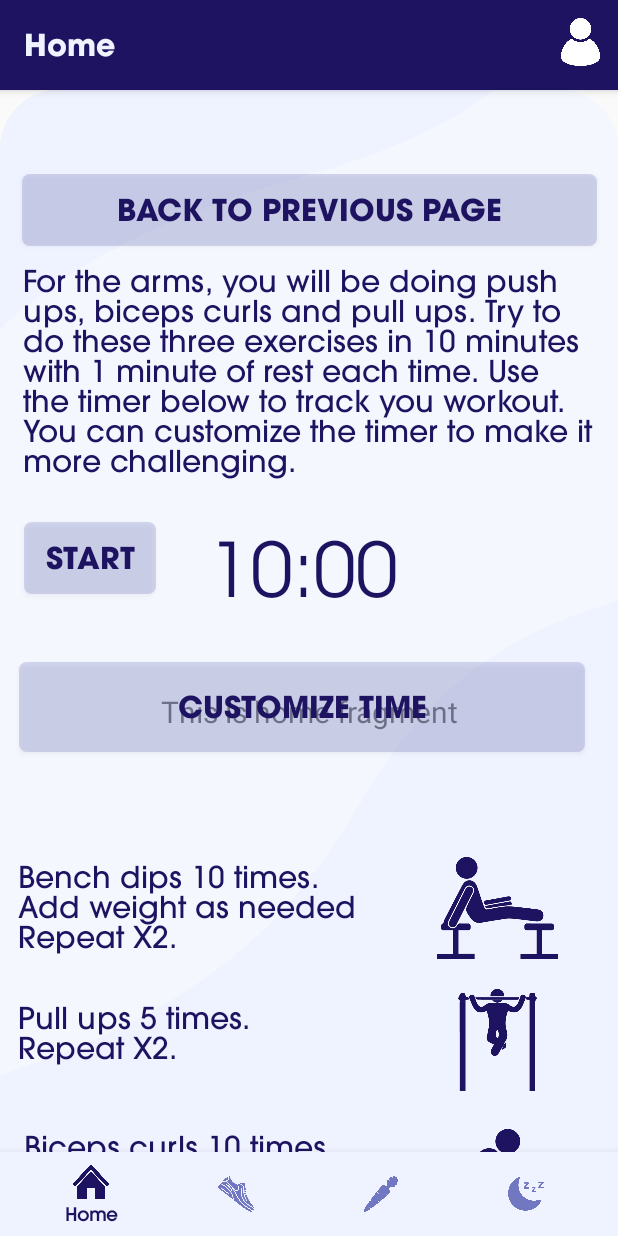
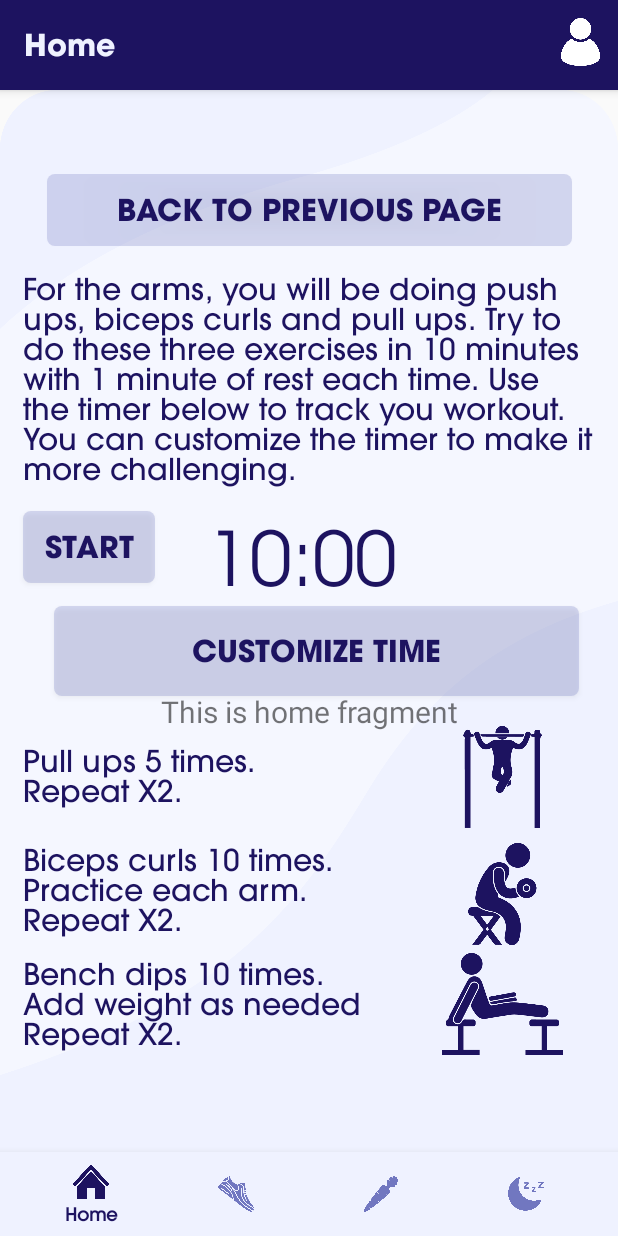
Before and after one commit to agolikov28/WholeTrack, an Android app: the fragment ArmFragment placed in its activity, on a phone screen of 412 x 824 dp. Run offline under Robolectric (Android 15) with nearby library versions, the light colour scheme and no system bars; our stand-ins replace navigation-ui.

Commit message:
fixed everyones xmls again.

```diff
--- a/app/src/main/java/com/example/wholetrack/ui/exercise/ArmFragment.java
+++ b/app/src/main/java/com/example/wholetrack/ui/exercise/ArmFragment.java
@@ -55,8 +55,8 @@ public class ArmFragment extends Fragment {
         startb = binding.startb;
         resetb = binding.resetb;
         costumeb = binding.customtimer;
-        entertb = binding.entercostumetime;
-        newtime = binding.timecostumeEdit;
+        entertb = binding.entercustomtime;
+        newtime = binding.timecustomEdit;
 
 
         startb.setOnClickListener(new View.OnClickListener() {
--- a/app/src/main/java/com/example/wholetrack/ui/exercise/CardioFragment.java
+++ b/app/src/main/java/com/example/wholetrack/ui/exercise/CardioFragment.java
@@ -51,8 +51,8 @@ public class CardioFragment extends Fragment {
         startb = binding.startb;
         resetb = binding.resetb;
         costumeb = binding.customtimer;
-        entertb = binding.entercostumetime;
-        newtime = binding.timecostumeEdit;
+        entertb = binding.entercustomtime;
+        newtime = binding.timecustomEdit;
 
         startb.setOnClickListener(new View.OnClickListener() {
             @Override
--- a/app/src/main/java/com/example/wholetrack/ui/exercise/ChestFragment.java
+++ b/app/src/main/java/com/example/wholetrack/ui/exercise/ChestFragment.java
@@ -55,8 +55,8 @@ public class ChestFragment extends Fragment {
         startb = binding.startb;
         resetb = binding.resetb;
         costumeb = binding.customtimer;
-        entertb = binding.entercostumetime;
-        newtime = binding.timecostumeEdit;
+        entertb = binding.entercustomtime;
+        newtime = binding.timecustomEdit;
 
 
         startb.setOnClickListener(new View.OnClickListener() {
--- a/app/src/main/java/com/example/wholetrack/ui/exercise/LegsFragment.java
+++ b/app/src/main/java/com/example/wholetrack/ui/exercise/LegsFragment.java
@@ -53,8 +53,8 @@ public class LegsFragment extends Fragment {
         startb = binding.startb;
         resetb = binding.resetb;
         costumeb = binding.customtimer;
-        entertb = binding.entercostumetime;
-        newtime = binding.timecostumeEdit;
+        entertb = binding.entercustomtime;
+        newtime = binding.timecustomEdit;
 
 
         startb.setOnClickListener(new View.OnClickListener() {
--- a/app/src/main/res/layout/fragment_arm.xml
+++ b/app/src/main/res/layout/fragment_arm.xml
@@ -1,10 +1,10 @@
 <?xml version="1.0" encoding="utf-8"?>
-<RelativeLayout xmlns:android="http://schemas.android.com/apk/res/android"
+<androidx.constraintlayout.widget.ConstraintLayout xmlns:android="http://schemas.android.com/apk/res/android"
     xmlns:app="http://schemas.android.com/apk/res-auto"
     xmlns:tools="http://schemas.android.com/tools"
     android:layout_width="match_parent"
     android:layout_height="match_parent"
-    tools:context=".ui.exercise.ArmFragment">
+    tools:context=".ui.exercise.ChestFragment">
 
     <ScrollView
         android:layout_width="match_parent"
@@ -12,36 +12,19 @@
 
         <LinearLayout
             android:layout_width="match_parent"
-            android:layout_height="wrap_content"
+            android:layout_height="match_parent"
             android:orientation="vertical">
 
             <androidx.constraintlayout.widget.ConstraintLayout
                 android:layout_width="match_parent"
-                android:layout_height="700dp">
-
-                <TextView
-                    android:id="@+id/timeview"
-                    android:layout_width="wrap_content"
-                    android:layout_height="wrap_content"
-                    android:layout_alignParentTop="true"
-                    android:layout_marginTop="28dp"
-                    android:text="00:00"
-                    android:textSize="50sp"
-                    android:fontFamily="@font/avant_book"
-                    android:textColor="@color/darkPurple"
-
-                    app:layout_constraintEnd_toStartOf="@+id/resetb"
-                    app:layout_constraintHorizontal_bias="0.477"
-                    app:layout_constraintStart_toEndOf="@+id/startb"
-                    app:layout_constraintTop_toBottomOf="@+id/textView5" />
+                android:layout_height="match_parent">
 
                 <Button
                     android:id="@+id/startb"
                     android:layout_width="wrap_content"
                     android:layout_height="wrap_content"
                     android:layout_alignParentStart="true"
-                    android:layout_marginStart="16dp"
-                    android:layout_marginTop="28dp"
+                    android:layout_marginStart="15dp"
                     android:background="@drawable/rect"
                     android:backgroundTint="@color/lightPurple"
                     android:fontFamily="@font/avant_bold"
@@ -50,31 +33,11 @@
                     android:textColor="@color/darkPurple"
                     android:textSize="20dp"
                     app:layout_constraintStart_toStartOf="parent"
-                    app:layout_constraintTop_toBottomOf="@+id/textView5" />
-
-                <Button
-                    android:id="@+id/resetb"
-                    android:layout_width="wrap_content"
-                    android:layout_height="wrap_content"
-                    android:layout_alignParentTop="true"
-                    android:layout_alignParentEnd="true"
-                    android:layout_marginTop="28dp"
-                    android:layout_marginEnd="20dp"
-                    android:background="@drawable/rect"
-                    android:backgroundTint="@color/lightPurple"
-                    android:fontFamily="@font/avant_bold"
-                    android:padding="8dp"
-                    android:text="Reset"
-                    android:textColor="@color/darkPurple"
-                    android:textSize="20dp"
-                    android:visibility="invisible"
-                    app:layout_constraintEnd_toEndOf="parent"
-                    app:layout_constraintTop_toBottomOf="@+id/textView5"
-                    tools:visibility="visible" />
+                    app:layout_constraintTop_toBottomOf="@+id/textView" />
 
                 <Button
                     android:id="@+id/goingback"
-                    android:layout_width="383dp"
+                    android:layout_width="350dp"
                     android:layout_height="wrap_content"
                     android:layout_alignParentStart="true"
                     android:layout_alignParentTop="true"
@@ -89,29 +52,61 @@
                     app:layout_constraintStart_toStartOf="parent"
                     app:layout_constraintTop_toTopOf="parent" />
 
-                <TextView
-                    android:id="@+id/textView2"
-                    android:layout_width="229dp"
+                <Button
+                    android:id="@+id/resetb"
+                    android:layout_width="wrap_content"
                     android:layout_height="wrap_content"
-                    android:layout_below="@+id/textView3"
-                    android:layout_alignParentStart="true"
-                    android:layout_marginStart="12dp"
-                    android:layout_marginLeft="10dp"
-                    android:layout_marginTop="70dp"
-                    android:fontFamily="@font/avant_med"
-                    android:text="Bench dips 10 times.\nAdd weight as needed\nRepeat X2."
+                    android:layout_alignParentTop="true"
+                    android:layout_alignParentEnd="true"
+                    android:layout_marginEnd="20dp"
+                    android:background="@drawable/rect"
+                    android:backgroundTint="@color/lightPurple"
+                    android:fontFamily="@font/avant_bold"
+                    android:padding="8dp"
+                    android:text="Reset"
                     android:textColor="@color/darkPurple"
                     android:textSize="20dp"
+                    android:visibility="invisible"
+                    app:layout_constraintEnd_toEndOf="parent"
+                    app:layout_constraintTop_toBottomOf="@+id/textView"
+                    tools:visibility="visible" />
+
+                <TextView
+                    android:id="@+id/textView"
+                    android:layout_width="match_parent"
+                    android:layout_height="wrap_content"
+                    android:layout_alignParentStart="true"
+                    android:fontFamily="@font/avant_med"
+                    android:text="For the arms, you will be doing push ups, biceps curls and pull ups. Try to do these three exercises in 10 minutes
+with 1 minute of rest each time. Use the timer below to track you workout. You can
+customize the timer to make it more challenging."
+                    android:textColor="@color/darkPurple"
+                    android:textSize="20dp"
+                    android:padding="15dp"
                     app:layout_constraintStart_toStartOf="parent"
-                    app:layout_constraintTop_toBottomOf="@+id/customtimer" />
+                    app:layout_constraintTop_toBottomOf="@+id/goingback" />
+
+                <TextView
+                    android:id="@+id/timeview"
+                    android:layout_width="wrap_content"
+                    android:layout_height="wrap_content"
+                    android:layout_alignParentTop="true"
+                    android:fontFamily="@font/avant_book"
+                    android:text="00:00"
+                    android:textColor="@color/darkPurple"
+                    android:textSize="50sp"
+
+                    app:layout_constraintEnd_toStartOf="@+id/resetb"
+                    app:layout_constraintHorizontal_bias="0.477"
+                    app:layout_constraintStart_toEndOf="@+id/startb"
+                    app:layout_constraintTop_toBottomOf="@+id/textView" />
 
                 <Button
                     android:id="@+id/customtimer"
-                    android:layout_width="377dp"
+                    android:layout_width="350dp"
                     android:layout_height="60dp"
                     android:layout_below="@+id/timeview"
                     android:layout_alignParentEnd="true"
-                    android:layout_marginTop="30dp"
                     android:layout_marginEnd="20dp"
                     android:background="@drawable/rect"
                     android:backgroundTint="@color/lightPurple"
@@ -125,64 +120,13 @@
                     app:layout_constraintStart_toStartOf="parent"
                     app:layout_constraintTop_toBottomOf="@+id/timeview" />
 
-                <TextView
-                    android:id="@+id/textView3"
-                    android:layout_width="229dp"
-                    android:layout_height="wrap_content"
-                    android:layout_below="@+id/customtimer"
-                    android:layout_alignParentStart="true"
-                    android:layout_marginStart="12dp"
-                    android:layout_marginLeft="10dp"
-                    android:layout_marginTop="28dp"
-                    android:fontFamily="@font/avant_med"
-                    android:text="Pull ups 5 times.\nRepeat X2."
-                    android:textColor="@color/darkPurple"
-                    android:textSize="20dp"
-                    app:layout_constraintStart_toStartOf="parent"
-                    app:layout_constraintTop_toBottomOf="@+id/textView2" />
-
-                <TextView
-                    android:id="@+id/textView4"
-                    android:layout_width="222dp"
-                    android:layout_height="wrap_content"
-                    android:layout_below="@+id/textView2"
-                    android:layout_alignParentStart="true"
-                    android:layout_marginStart="16dp"
-                    android:layout_marginLeft="10dp"
-                    android:layout_marginTop="40dp"
-                    android:fontFamily="@font/avant_med"
-                    android:text="Biceps curls 10 times.\nPractice each arm.\nRepeat X2."
-                    android:textColor="@color/darkPurple"
-                    android:textSize="20dp"
-                    app:layout_constraintStart_toStartOf="parent"
-                    app:layout_constraintTop_toBottomOf="@+id/textView3" />
-
-                <TextView
-                    android:id="@+id/textView5"
-                    android:layout_width="380dp"
-                    android:layout_height="wrap_content"
-                    android:layout_below="@+id/textView4"
-                    android:layout_alignParentStart="true"
-                    android:layout_marginStart="15dp"
-
-                    android:layout_marginTop="10dp"
-                    android:fontFamily="@font/avant_med"
-                    android:text="For the arms, you will be doing push ups, biceps curls and pull ups. Try to do these three exercises in 10 minutes
-with 1 minute of rest each time. Use the timer below to track you workout. You can
-customize the timer to make it more challenging."
-                    android:textColor="@color/darkPurple"
-                    android:textSize="20dp"
-                    app:layout_constraintStart_toStartOf="parent"
-                    app:layout_constraintTop_toBottomOf="@+id/goingback" />
-
                 <Button
-                    android:id="@+id/entercostumetime"
+                    android:id="@+id/entercustomtime"
                     android:layout_width="wrap_content"
-                    android:layout_height="40dp"
+                    android:layout_height="60dp"
                     android:layout_alignParentStart="true"
                     android:layout_alignParentTop="true"
-                    android:layout_marginStart="20dp"
-                    android:layout_marginTop="53dp"
+                    android:layout_marginStart="15dp"
                     android:background="@drawable/rect"
                     android:backgroundTint="@color/lightPurple"
                     android:fontFamily="@font/avant_bold"
@@ -192,34 +136,82 @@ customize the timer to make it more challenging."
                     android:textSize="20dp"
                     android:visibility="invisible"
                     app:layout_constraintStart_toStartOf="parent"
-                    app:layout_constraintTop_toBottomOf="@+id/startb"
+                    app:layout_constraintTop_toBottomOf="@+id/timeview"
                     tools:visibility="visible" />
 
                 <EditText
-                    android:id="@+id/timecostumeEdit"
+                    android:id="@+id/timecustomEdit"
                     android:layout_width="wrap_content"
-                    android:layout_height="wrap_content"
+                    android:layout_height="60dp"
                     android:layout_alignParentTop="true"
                     android:layout_alignParentEnd="true"
                     android:layout_marginEnd="20dp"
-                    android:textAlignment="center"
-                    android:layout_marginTop="120dp"
                     android:ems="10"
                     android:fontFamily="@font/avant_bold"
                     android:hint="10"
-                    android:inputType="textPersonName"
+                    android:inputType="number"
                     android:padding="8dp"
+                    android:textAlignment="center"
                     android:textColor="@color/darkPurple"
+                    android:backgroundTint="@color/darkPurple"
                     android:textSize="20dp"
                     android:visibility="invisible"
                     app:layout_constraintEnd_toEndOf="parent"
                     app:layout_constraintHorizontal_bias="0.865"
-                    app:layout_constraintStart_toEndOf="@+id/entercostumetime"
-                    app:layout_constraintTop_toBottomOf="@+id/resetb"
+                    app:layout_constraintStart_toEndOf="@+id/entercustomtime"
+                    app:layout_constraintTop_toBottomOf="@+id/timeview"
                     tools:visibility="visible" />
 
+                <TextView
+                    android:id="@+id/textView12"
+                    android:layout_width="229dp"
+                    android:layout_height="wrap_content"
+                    android:layout_alignParentStart="true"
+                    android:layout_marginStart="15dp"
+                    android:layout_marginLeft="10dp"
+                    android:layout_marginTop="30dp"
+                    android:fontFamily="@font/avant_med"
+                    android:text="Pull ups 5 times.\nRepeat X2."
+                    android:textColor="@color/darkPurple"
+                    android:textSize="20dp"
+                    app:layout_constraintStart_toStartOf="parent"
+                    app:layout_constraintTop_toBottomOf="@+id/customtimer" />
+
+                <TextView
+                    android:id="@+id/textView13"
+                    android:layout_width="229dp"
+                    android:layout_height="wrap_content"
+                    android:layout_below="@+id/customtimer"
+                    android:layout_alignParentStart="true"
+                    android:layout_marginStart="15dp"
+                    android:layout_marginLeft="10dp"
+                    android:layout_marginTop="20dp"
+                    android:fontFamily="@font/avant_med"
+                    android:text="Biceps curls 10 times.\nPractice each arm.\nRepeat X2."
+                    android:textColor="@color/darkPurple"
+                    android:textSize="20dp"
+                    app:layout_constraintStart_toStartOf="parent"
+                    app:layout_constraintTop_toBottomOf="@+id/textView12" />
+
+
+                <TextView
+                    android:id="@+id/textView14"
+                    android:layout_width="229dp"
+                    android:layout_height="wrap_content"
+                    android:layout_below="@+id/customtimer"
+                    android:layout_alignParentStart="true"
+                    android:layout_marginStart="15dp"
+                    android:layout_marginLeft="10dp"
+                    android:layout_marginTop="10dp"
+                    android:fontFamily="@font/avant_med"
+                    android:text="Bench dips 10 times.\nAdd weight as needed\nRepeat X2."
+                    android:textColor="@color/darkPurple"
+                    android:textSize="20dp"
+                    app:layout_constraintStart_toStartOf="parent"
+                    app:layout_constraintTop_toBottomOf="@+id/textView13" />
+
                 <ImageView
-                    android:id="@+id/imageView5"
+                    android:id="@+id/imageView7"
                     android:layout_width="110dp"
                     android:layout_height="68dp"
                     android:layout_marginStart="35dp"
@@ -227,35 +219,34 @@ customize the timer to make it more challenging."
                     android:src="@drawable/pull"
                     app:layout_constraintEnd_toEndOf="parent"
                     app:layout_constraintHorizontal_bias="0.0"
-                    app:layout_constraintStart_toEndOf="@+id/textView3"
-                    app:layout_constraintTop_toBottomOf="@+id/imageView2" />
+                    app:layout_constraintStart_toEndOf="@+id/textView12"
+                    app:layout_constraintTop_toBottomOf="@+id/customtimer" />
+
 
                 <ImageView
-                    android:id="@+id/imageView6"
+                    android:id="@+id/imageView8"
                     android:layout_width="110dp"
                     android:layout_height="68dp"
                     android:layout_marginStart="35dp"
-                    android:layout_marginTop="25dp"
+                    android:layout_marginTop="10dp"
                     android:src="@drawable/biceps"
                     app:layout_constraintEnd_toEndOf="parent"
                     app:layout_constraintHorizontal_bias="0.0"
-                    app:layout_constraintStart_toEndOf="@+id/textView4"
-                    app:layout_constraintTop_toBottomOf="@+id/imageView5" />
+                    app:layout_constraintStart_toEndOf="@+id/textView13"
+                    app:layout_constraintTop_toBottomOf="@+id/imageView7" />
 
                 <ImageView
-                    android:id="@+id/imageView2"
+                    android:id="@+id/imageView9"
                     android:layout_width="110dp"
                     android:layout_height="68dp"
                     android:layout_marginStart="35dp"
-                    android:layout_marginTop="70dp"
+                    android:layout_marginTop="5dp"
                     android:src="@drawable/dips"
                     app:layout_constraintEnd_toEndOf="parent"
                     app:layout_constraintHorizontal_bias="0.0"
-                    app:layout_constraintStart_toEndOf="@+id/textView2"
-                    app:layout_constraintTop_toBottomOf="@+id/customtimer" />
-
+                    app:layout_constraintStart_toEndOf="@+id/textView14"
+                    app:layout_constraintTop_toBottomOf="@+id/imageView8" />
             </androidx.constraintlayout.widget.ConstraintLayout>
         </LinearLayout>
     </ScrollView>
-
-</RelativeLayout>
+</androidx.constraintlayout.widget.ConstraintLayout>
```
Also changed, not shown: app/src/main/res/layout/fragment_cardio.xml (+57 -72 lines), app/src/main/res/layout/fragment_chest.xml (+23 -29 lines), app/src/main/res/layout/fragment_legs.xml (+124 -131 lines).
